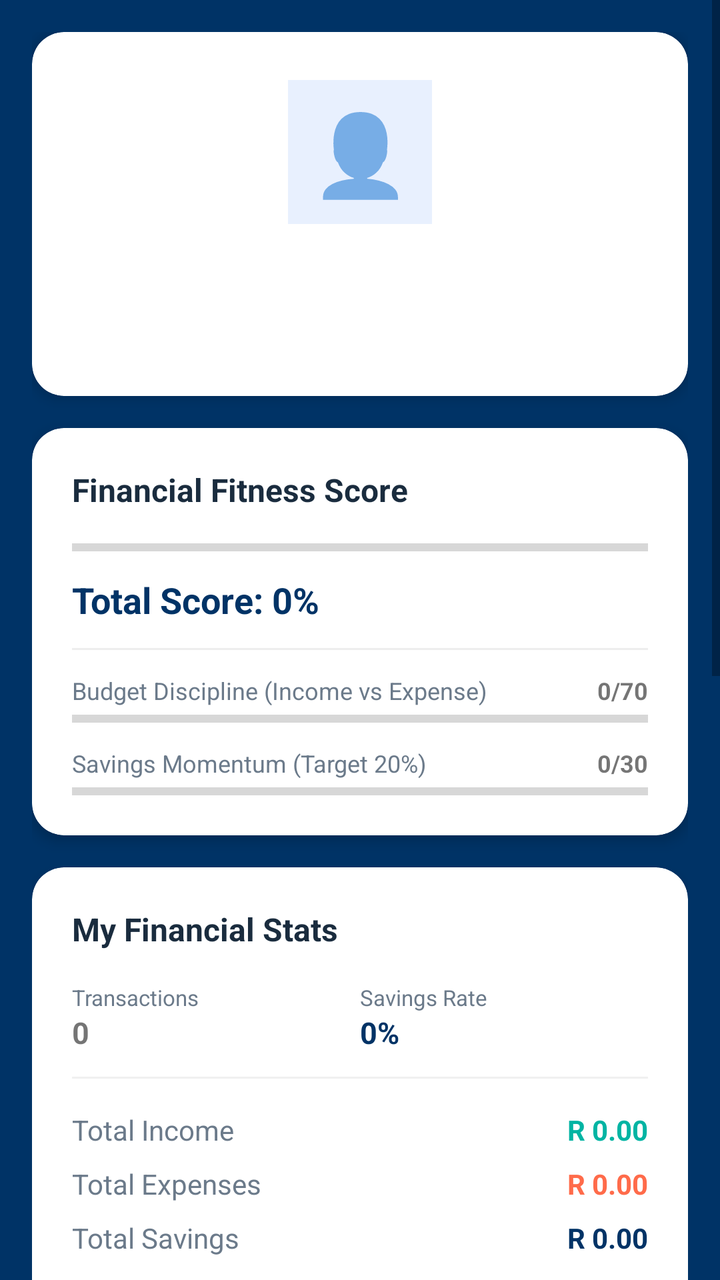
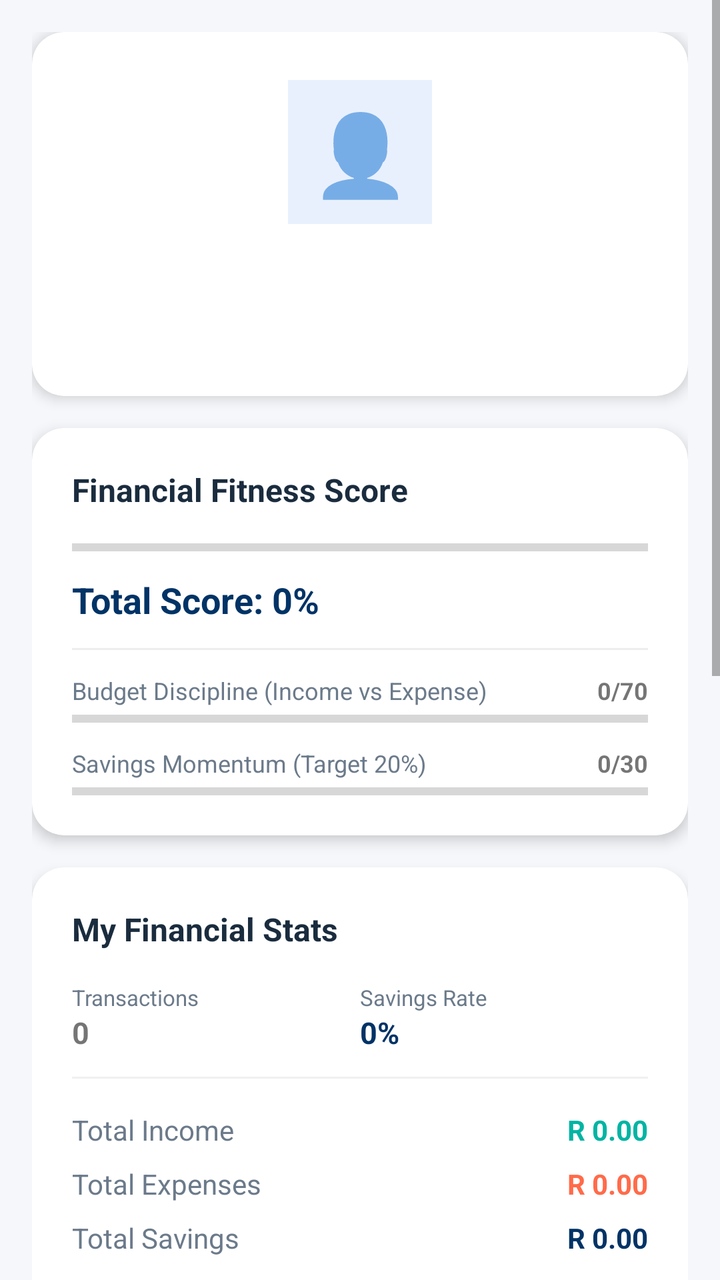

The first picture is an Android layout as it rendered before a commit; the second is the same layout after the commit. The layout source and the unified diff follow.
<!-- AndroidManifest.xml: application theme Theme.BudgetApp -->
<!-- res/layout/fragment_profile.xml -->
<?xml version="1.0" encoding="utf-8"?>
<ScrollView
    xmlns:android="http://schemas.android.com/apk/res/android"
    xmlns:app="http://schemas.android.com/apk/res-auto"
    android:id="@+id/scrollViewProfile"
    android:layout_width="match_parent"
    android:layout_height="match_parent"
    android:background="@color/colorPrimary">

    <LinearLayout
        android:layout_width="match_parent"
        android:layout_height="wrap_content"
        android:orientation="vertical"
        android:padding="16dp">

        
        <androidx.cardview.widget.CardView
            android:layout_width="match_parent"
            android:layout_height="wrap_content"
            android:layout_marginBottom="16dp"
            app:cardCornerRadius="16dp"
            app:cardElevation="4dp"
            app:cardBackgroundColor="@color/card_background">

            <LinearLayout
                android:layout_width="match_parent"
                android:layout_height="wrap_content"
                android:orientation="vertical"
                android:padding="24dp"
                android:gravity="center">

                <TextView
                    android:layout_width="72dp"
                    android:layout_height="72dp"
                    android:text="👤"
                    android:textSize="40sp"
                    android:gravity="center"
                    android:background="@color/profile_avatar_circle_bg"
                    android:layout_marginBottom="12dp" />

                <TextView
                    android:id="@+id/tvProfileName"
                    android:layout_width="wrap_content"
                    android:layout_height="wrap_content"
                    android:text="Name"
                    android:textSize="20sp"
                    android:textStyle="bold"
                    android:textColor="@color/header_on_background" />

                <TextView
                    android:id="@+id/tvProfileEmail"
                    android:layout_width="wrap_content"
                    android:layout_height="wrap_content"
                    android:text="email@example.com"
                    android:textSize="14sp"
                    android:textColor="#CCFFFFFF"
                    android:layout_marginTop="4dp" />
            </LinearLayout>
        </androidx.cardview.widget.CardView>

        
        <androidx.cardview.widget.CardView
            android:layout_width="match_parent"
            android:layout_height="wrap_content"
            android:layout_marginBottom="16dp"
            app:cardCornerRadius="16dp"
            app:cardElevation="4dp"
            app:cardBackgroundColor="@color/card_background">

            <LinearLayout
                android:layout_width="match_parent"
                android:layout_height="wrap_content"
                android:orientation="vertical"
                android:padding="20dp">

                <TextView
                    android:layout_width="wrap_content"
                    android:layout_height="wrap_content"
                    android:text="Financial Fitness Score"
                    android:textSize="16sp"
                    android:textStyle="bold"
                    android:textColor="@color/text_primary"
                    android:layout_marginBottom="12dp" />

                <ProgressBar
                    android:id="@+id/pbProfileFitness"
                    style="?android:attr/progressBarStyleHorizontal"
                    android:layout_width="match_parent"
                    android:layout_height="12dp"
                    android:progress="0"
                    android:max="100"
                    android:progressTint="@color/colorPrimary"
                    android:layout_marginBottom="8dp" />

                <TextView
                    android:id="@+id/tvProfileFitnessScore"
                    android:layout_width="wrap_content"
                    android:layout_height="wrap_content"
                    android:text="Total Score: 0%"
                    android:textSize="18sp"
                    android:textStyle="bold"
                    android:textColor="@color/colorPrimary" />

                <View
                    android:layout_width="match_parent"
                    android:layout_height="1dp"
                    android:background="#EEE"
                    android:layout_marginVertical="12dp" />

                
                <LinearLayout
                    android:layout_width="match_parent"
                    android:layout_height="wrap_content"
                    android:orientation="horizontal"
                    android:layout_marginBottom="4dp">
                    <TextView
                        android:layout_width="0dp"
                        android:layout_weight="1"
                        android:layout_height="wrap_content"
                        android:text="Budget Discipline (Income vs Expense)"
                        android:textSize="12sp"
                        android:textColor="@color/text_secondary" />
                    <TextView
                        android:id="@+id/tvFitnessSurplusScore"
                        android:layout_width="wrap_content"
                        android:layout_height="wrap_content"
                        android:text="0/70"
                        android:textSize="12sp"
                        android:textStyle="bold" />
                </LinearLayout>
                <ProgressBar
                    android:id="@+id/pbFitnessSurplus"
                    style="?android:attr/progressBarStyleHorizontal"
                    android:layout_width="match_parent"
                    android:layout_height="4dp"
                    android:progress="0"
                    android:max="70"
                    android:progressTint="@color/income_green"
                    android:layout_marginBottom="12dp" />

                
                <LinearLayout
                    android:layout_width="match_parent"
                    android:layout_height="wrap_content"
                    android:orientation="horizontal"
                    android:layout_marginBottom="4dp">
                    <TextView
                        android:layout_width="0dp"
                        android:layout_weight="1"
                        android:layout_height="wrap_content"
                        android:text="Savings Momentum (Target 20%)"
                        android:textSize="12sp"
                        android:textColor="@color/text_secondary" />
                    <TextView
                        android:id="@+id/tvFitnessSavingsScore"
                        android:layout_width="wrap_content"
                        android:layout_height="wrap_content"
                        android:text="0/30"
                        android:textSize="12sp"
                        android:textStyle="bold" />
                </LinearLayout>
                <ProgressBar
                    android:id="@+id/pbFitnessSavings"
                    style="?android:attr/progressBarStyleHorizontal"
                    android:layout_width="match_parent"
                    android:layout_height="4dp"
                    android:progress="0"
                    android:max="30"
                    android:progressTint="@color/colorPrimary" />

            </LinearLayout>
        </androidx.cardview.widget.CardView>

        
        <androidx.cardview.widget.CardView
            android:layout_width="match_parent"
            android:layout_height="wrap_content"
            android:layout_marginBottom="16dp"
            app:cardCornerRadius="16dp"
            app:cardElevation="4dp"
            app:cardBackgroundColor="@color/card_background">

            <LinearLayout
                android:layout_width="match_parent"
                android:layout_height="wrap_content"
                android:orientation="vertical"
                android:padding="20dp">

                <TextView
                    android:layout_width="wrap_content"
                    android:layout_height="wrap_content"
                    android:text="My Financial Stats"
                    android:textSize="16sp"
                    android:textStyle="bold"
                    android:textColor="@color/text_primary"
                    android:layout_marginBottom="16dp" />

                
                <LinearLayout
                    android:layout_width="match_parent"
                    android:layout_height="wrap_content"
                    android:orientation="horizontal"
                    android:layout_marginBottom="12dp">
                    <LinearLayout android:layout_width="0dp" android:layout_weight="1" android:layout_height="wrap_content" android:orientation="vertical">
                        <TextView android:layout_width="wrap_content" android:layout_height="wrap_content" android:text="Transactions" android:textSize="11sp" android:textColor="@color/text_secondary"/>
                        <TextView android:id="@+id/tvTxCount" android:layout_width="wrap_content" android:layout_height="wrap_content" android:text="0" android:textStyle="bold" android:textSize="15sp"/>
                    </LinearLayout>
                    <LinearLayout android:layout_width="0dp" android:layout_weight="1" android:layout_height="wrap_content" android:orientation="vertical">
                        <TextView android:layout_width="wrap_content" android:layout_height="wrap_content" android:text="Savings Rate" android:textSize="11sp" android:textColor="@color/text_secondary"/>
                        <TextView android:id="@+id/tvSummarySavingsRate" android:layout_width="wrap_content" android:layout_height="wrap_content" android:text="0%" android:textStyle="bold" android:textSize="15sp" android:textColor="@color/colorPrimary"/>
                    </LinearLayout>
                </LinearLayout>

                <View android:layout_width="match_parent" android:layout_height="1dp" android:background="#F0F0F0" android:layout_marginBottom="16dp"/>

                
                <LinearLayout android:layout_width="match_parent" android:layout_height="wrap_content" android:orientation="horizontal" android:layout_marginBottom="8dp">
                    <TextView android:layout_width="0dp" android:layout_weight="1" android:layout_height="wrap_content" android:text="Total Income" android:textSize="14sp" android:textColor="@color/text_secondary"/>
                    <TextView android:id="@+id/tvSummaryIncome" android:layout_width="wrap_content" android:layout_height="wrap_content" android:text="R 0.00" android:textStyle="bold" android:textColor="@color/income_green"/>
                </LinearLayout>

                <LinearLayout android:layout_width="match_parent" android:layout_height="wrap_content" android:orientation="horizontal" android:layout_marginBottom="8dp">
                    <TextView android:layout_width="0dp" android:layout_weight="1" android:layout_height="wrap_content" android:text="Total Expenses" android:textSize="14sp" android:textColor="@color/text_secondary"/>
                    <TextView android:id="@+id/tvSummaryExpenses" android:layout_width="wrap_content" android:layout_height="wrap_content" android:text="R 0.00" android:textStyle="bold" android:textColor="@color/expense_red"/>
                </LinearLayout>

                <LinearLayout android:layout_width="match_parent" android:layout_height="wrap_content" android:orientation="horizontal" android:layout_marginBottom="8dp">
                    <TextView android:layout_width="0dp" android:layout_weight="1" android:layout_height="wrap_content" android:text="Total Savings" android:textSize="14sp" android:textColor="@color/text_secondary"/>
                    <TextView android:id="@+id/tvSummarySavings" android:layout_width="wrap_content" android:layout_height="wrap_content" android:text="R 0.00" android:textStyle="bold" android:textColor="@color/colorPrimary"/>
                </LinearLayout>

                <LinearLayout android:layout_width="match_parent" android:layout_height="wrap_content" android:orientation="horizontal" android:layout_marginBottom="8dp">
                    <TextView android:layout_width="0dp" android:layout_weight="1" android:layout_height="wrap_content" android:text="Debt Balance" android:textSize="14sp" android:textColor="@color/text_secondary"/>
                    <TextView android:id="@+id/tvTotalDebt" android:layout_width="wrap_content" android:layout_height="wrap_content" android:text="R 0.00" android:textStyle="bold" android:textColor="#E65100"/>
                </LinearLayout>

                <View android:layout_width="match_parent" android:layout_height="1dp" android:background="#F0F0F0" android:layout_marginVertical="12dp"/>

                <LinearLayout android:layout_width="match_parent" android:layout_height="wrap_content" android:orientation="horizontal">
                    <TextView android:layout_width="0dp" android:layout_weight="1" android:layout_height="wrap_content" android:text="Available Balance" android:textStyle="bold" android:textColor="@color/text_primary"/>
                    <TextView android:id="@+id/tvTotalSaved" android:layout_width="wrap_content" android:layout_height="wrap_content" android:text="R 0.00" android:textStyle="bold" android:textColor="@color/income_green" android:textSize="16sp"/>
                </LinearLayout>

            </LinearLayout>
        </androidx.cardview.widget.CardView>

        
        <androidx.cardview.widget.CardView
            android:layout_width="match_parent"
            android:layout_height="wrap_content"
            android:layout_marginBottom="16dp"
            app:cardCornerRadius="16dp"
            app:cardElevation="4dp"
            app:cardBackgroundColor="@color/card_background">

            <LinearLayout
                android:layout_width="match_parent"
                android:layout_height="wrap_content"
                android:orientation="vertical"
                android:padding="20dp">

                <TextView
                    android:layout_width="wrap_content"
                    android:layout_height="wrap_content"
                    android:text="Usage Distribution"
                    android:textSize="16sp"
                    android:textStyle="bold"
                    android:textColor="@color/text_primary"
                    android:layout_marginBottom="12dp" />

                
                <LinearLayout
                    android:layout_width="match_parent"
                    android:layout_height="wrap_content"
                    android:orientation="horizontal"
                    android:gravity="bottom">
                    <TextView
                        android:layout_width="0dp"
                        android:layout_weight="1"
                        android:layout_height="wrap_content"
                        android:text="Total cash handled"
                        android:textSize="13sp"
                        android:textColor="@color/text_secondary" />
                    <TextView
                        android:id="@+id/tvUsageTotalAmount"
                        android:layout_width="wrap_content"
                        android:layout_height="wrap_content"
                        android:text="R 0.00"
                        android:textSize="13sp"
                        android:textStyle="bold"
                        android:textColor="@color/income_green" />
                </LinearLayout>
                <ProgressBar
                    android:id="@+id/pbUsageTotal"
                    style="?android:attr/progressBarStyleHorizontal"
                    android:layout_width="match_parent"
                    android:layout_height="8dp"
                    android:progress="100"
                    android:progressTint="@color/income_green"
                    android:layout_marginTop="4dp"
                    android:layout_marginBottom="12dp" />

                
                <LinearLayout
                    android:layout_width="match_parent"
                    android:layout_height="wrap_content"
                    android:orientation="horizontal">
                    <TextView
                        android:layout_width="0dp"
                        android:layout_weight="1"
                        android:layout_height="wrap_content"
                        android:text="Income"
                        android:textSize="12sp"
                        android:textColor="@color/text_secondary" />
                    <TextView
                        android:id="@+id/tvUsageIncomePercent"
                        android:layout_width="wrap_content"
                        android:layout_height="wrap_content"
                        android:text="0%"
                        android:textSize="12sp"
                        android:textColor="@color/text_primary" />
                </LinearLayout>
                <ProgressBar
                    android:id="@+id/pbUsageIncome"
                    style="?android:attr/progressBarStyleHorizontal"
                    android:layout_width="match_parent"
                    android:layout_height="4dp"
                    android:progress="0"
                    android:progressTint="@color/income_green"
                    android:layout_marginTop="2dp"
                    android:layout_marginBottom="8dp" />

                
                <LinearLayout
                    android:layout_width="match_parent"
                    android:layout_height="wrap_content"
                    android:orientation="horizontal">
                    <TextView
                        android:layout_width="0dp"
                        android:layout_weight="1"
                        android:layout_height="wrap_content"
                        android:text="Expense"
                        android:textSize="12sp"
                        android:textColor="@color/text_secondary" />
                    <TextView
                        android:id="@+id/tvUsageExpensePercent"
                        android:layout_width="wrap_content"
                        android:layout_height="wrap_content"
                        android:text="0%"
                        android:textSize="12sp"
                        android:textColor="@color/text_primary" />
                </LinearLayout>
                <ProgressBar
                    android:id="@+id/pbUsageExpense"
                    style="?android:attr/progressBarStyleHorizontal"
                    android:layout_width="match_parent"
                    android:layout_height="4dp"
                    android:progress="0"
                    android:progressTint="@color/expense_red"
                    android:layout_marginTop="2dp"
                    android:layout_marginBottom="8dp" />

                
                <LinearLayout
                    android:layout_width="match_parent"
                    android:layout_height="wrap_content"
                    android:orientation="horizontal">
                    <TextView
                        android:layout_width="0dp"
                        android:layout_weight="1"
                        android:layout_height="wrap_content"
                        android:text="Savings"
                        android:textSize="12sp"
                        android:textColor="@color/text_secondary" />
                    <TextView
                        android:id="@+id/tvUsageSavingsPercent"
                        android:layout_width="wrap_content"
                        android:layout_height="wrap_content"
                        android:text="0%"
                        android:textSize="12sp"
                        android:textColor="@color/text_primary" />
                </LinearLayout>
                <ProgressBar
                    android:id="@+id/pbUsageSavings"
                    style="?android:attr/progressBarStyleHorizontal"
                    android:layout_width="match_parent"
                    android:layout_height="4dp"
                    android:progress="0"
                    android:progressTint="@color/colorPrimary"
                    android:layout_marginTop="2dp"
                    android:layout_marginBottom="8dp" />

                
                <LinearLayout
                    android:layout_width="match_parent"
                    android:layout_height="wrap_content"
                    android:orientation="horizontal">
                    <TextView
                        android:layout_width="0dp"
                        android:layout_weight="1"
                        android:layout_height="wrap_content"
                        android:text="Debt"
                        android:textSize="12sp"
                        android:textColor="@color/text_secondary" />
                    <TextView
                        android:id="@+id/tvUsageDebtPercent"
                        android:layout_width="wrap_content"
                        android:layout_height="wrap_content"
                        android:text="0%"
                        android:textSize="12sp"
                        android:textColor="@color/text_primary" />
                </LinearLayout>
                <ProgressBar
                    android:id="@+id/pbUsageDebt"
                    style="?android:attr/progressBarStyleHorizontal"
                    android:layout_width="match_parent"
                    android:layout_height="4dp"
                    android:progress="0"
                    android:progressTint="#FF9800"
                    android:layout_marginTop="2dp" />

            </LinearLayout>
        </androidx.cardview.widget.CardView>

        
        <androidx.cardview.widget.CardView
            android:layout_width="match_parent"
            android:layout_height="wrap_content"
            android:layout_marginBottom="16dp"
            app:cardCornerRadius="16dp"
            app:cardElevation="4dp"
            app:cardBackgroundColor="@color/card_background">

            <LinearLayout
                android:layout_width="match_parent"
                android:layout_height="wrap_content"
                android:orientation="vertical"
                android:padding="20dp">

                <TextView
                    android:layout_width="wrap_content"
                    android:layout_height="wrap_content"
                    android:text="Unlocked Badges"
                    android:textSize="16sp"
                    android:textStyle="bold"
                    android:textColor="@color/text_primary"
                    android:layout_marginBottom="12dp" />

                <LinearLayout
                    android:id="@+id/layoutProfileBadges"
                    android:layout_width="match_parent"
                    android:layout_height="wrap_content"
                    android:orientation="vertical" />
            </LinearLayout>
        </androidx.cardview.widget.CardView>

        
        <Button
            android:id="@+id/btnProfileSettings"
            android:layout_width="match_parent"
            android:layout_height="52dp"
            android:text="Settings"
            android:layout_marginBottom="12dp"
            android:backgroundTint="@color/colorPrimary"
            android:textColor="@color/white"
            android:textSize="16sp" />

        
        <Button
            android:id="@+id/btnLogout"
            android:layout_width="match_parent"
            android:layout_height="52dp"
            android:text="Log Out"
            android:backgroundTint="#F44336"
            android:textColor="@color/white"
            android:textSize="16sp" />

    </LinearLayout>
</ScrollView>
<!-- resources referenced by this layout -->
<resources>
  <color name="card_background">#FFFFFF</color>
  <color name="colorPrimary">#003366</color>
  <color name="expense_red">#FF6B4A</color>
  <color name="header_on_background">#FFFFFF</color>
  <color name="income_green">#00B4A3</color>
  <color name="profile_avatar_circle_bg">#E8F0FE</color>
  <color name="text_primary">#1A2C3E</color>
  <color name="text_secondary">#6B7A8A</color>
  <color name="white">#FFFFFF</color>
  <style name="Theme.BudgetApp" parent="Base.Theme.BudgetApp" />
  <style name="Base.Theme.BudgetApp" parent="Theme.MaterialComponents.DayNight.DarkActionBar">
          <item name="colorPrimary">@color/colorPrimary</item>
          <item name="colorPrimaryDark">@color/colorPrimaryDark</item>
          <item name="colorAccent">@color/colorAccent</item>
          <item name="android:windowBackground">@color/background_grey</item>
          <item name="android:statusBarColor">@color/background_grey</item>
      </style>
  <color name="colorPrimaryDark">#002244</color>
  <color name="colorAccent">#00A3E0</color>
  <color name="background_grey">#F5F7FA</color>
</resources>

<!-- the commit's change to res/layout/fragment_profile.xml (unified diff, before → after) -->
@@ -5,7 +5,7 @@
     android:id="@+id/scrollViewProfile"
     android:layout_width="match_parent"
     android:layout_height="match_parent"
-    android:background="@color/colorPrimary">
+    android:background="@color/background_grey">
 
     <LinearLayout
         android:layout_width="match_parent"
